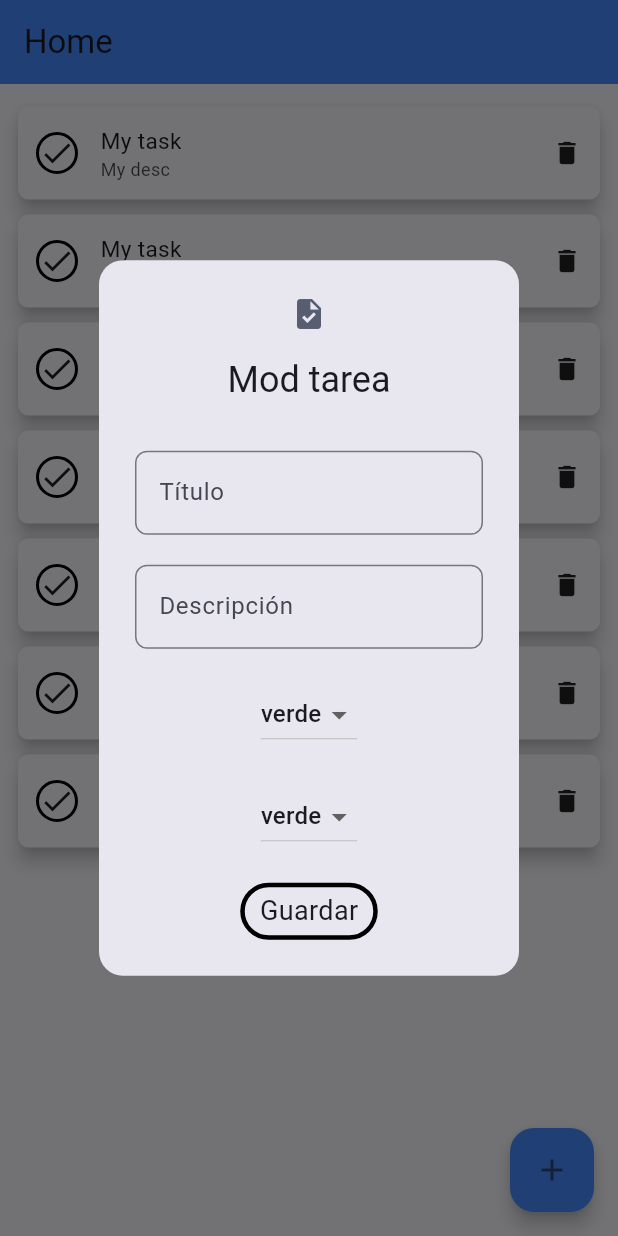
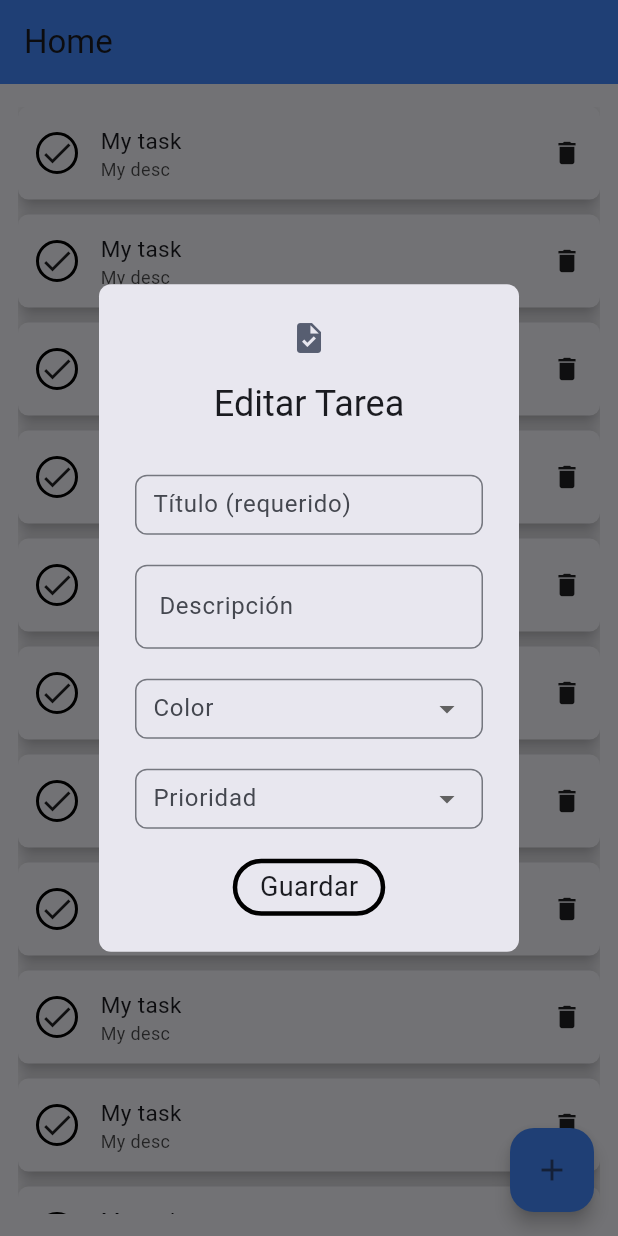
Before and after one commit to carlosparra1998/taller-flutter-29-mayo-front-UI-SKELETON, a Flutter app: the screen it shows after launch, after a tap on "Inicio", after a tap on "My task", on a phone screen of 412 x 824 dp. Run offline on Flutter 3.47's test engine with Material 3 defaults, Android fonts, the phone set to English and light mode, and no system bars.

Commit message:
UI finish

```diff
--- a/lib/app/reutilizables/my_button.dart
+++ b/lib/app/reutilizables/my_button.dart
@@ -4,7 +4,8 @@ class MyButton extends StatelessWidget {
   final String? label;
   final Function? onPressed;
   final bool containsBorder;
-  const MyButton({super.key, this.label, this.onPressed, this.containsBorder= true});
+  const MyButton(
+      {super.key, this.label, this.onPressed, this.containsBorder = true});
 
   @override
   Widget build(BuildContext context) {
@@ -13,11 +14,18 @@ class MyButton extends StatelessWidget {
       child: Container(
         decoration: BoxDecoration(
           borderRadius: containsBorder ? BorderRadius.circular(20) : null,
-          border: containsBorder ? Border.all(color: Colors.black, width: 3) : null,
+          border:
+              containsBorder ? Border.all(color: Colors.black, width: 3) : null,
         ),
         child: Padding(
-          padding: const EdgeInsets.symmetric(vertical: 3, horizontal: 10),
-          child: Text(label ?? '', style: TextStyle(fontSize: 18),),
+          padding: const EdgeInsets.symmetric(vertical: 3, horizontal: 15),
+          child: Text(
+            label ?? '',
+            style: TextStyle(
+              fontSize: 18,
+              decoration: containsBorder ? null : TextDecoration.underline,
+            ),
+          ),
         ),
       ),
     );
--- a/lib/app/reutilizables/my_dropdown.dart
+++ b/lib/app/reutilizables/my_dropdown.dart
@@ -1,11 +1,15 @@
 import 'package:flutter/material.dart';
 
 class MyDropdown extends StatelessWidget {
+  bool smallMode;
+  final String? labelText;
   List<String> items;
   String? value;
   Function(String?) onChanged;
   MyDropdown({
     super.key,
+    this.labelText,
+    this.smallMode = false,
     required this.items,
     required this.value,
     required this.onChanged,
@@ -13,7 +17,16 @@ class MyDropdown extends StatelessWidget {
 
   @override
   Widget build(BuildContext context) {
-    return DropdownButton<String>(
+    return DropdownButtonFormField<String>(
+      borderRadius: BorderRadius.circular(8),
+      decoration: InputDecoration(
+        labelText: labelText,
+        border: const OutlineInputBorder(
+          borderRadius: BorderRadius.all(Radius.circular(8.0)),
+        ),
+        isDense: smallMode,
+        contentPadding: smallMode ? const EdgeInsets.all(8) : null,
+      ),
       items: items
           .map(
             (item) => DropdownMenuItem<String>(
--- a/lib/app/reutilizables/my_task.dart
+++ b/lib/app/reutilizables/my_task.dart
@@ -1,5 +1,5 @@
 import 'package:flutter/material.dart';
-import 'package:taller_29_mayo_front/app/view/home/dialogs/mod_task.dart';
+import 'package:taller_29_mayo_front/app/view/home/dialogs/config_task.dart';
 
 class MyTask extends StatelessWidget {
   const MyTask({super.key});
@@ -8,7 +8,7 @@ class MyTask extends StatelessWidget {
   Widget build(BuildContext context) {
     return GestureDetector(
       onTap: () {
-        modTaskDialog(context);
+          configTaskDialog(context, true);
       },
       child: Material(
         elevation: 5.0,
@@ -63,6 +63,6 @@ class MyTask extends StatelessWidget {
   }
 
   Widget deleteButton() {
-    return Icon(Icons.delete, size: 20);
+    return const Icon(Icons.delete, size: 20);
   }
 }
--- a/lib/app/reutilizables/my_text_field.dart
+++ b/lib/app/reutilizables/my_text_field.dart
@@ -1,19 +1,30 @@
 import 'package:flutter/material.dart';
 
 class MyTextField extends StatelessWidget {
+  final bool smallMode;
+  final bool passwordMode;
   final String? labelText;
   final TextEditingController? controller;
-  const MyTextField({super.key, this.labelText, this.controller});
+  const MyTextField({
+    super.key,
+    this.labelText,
+    this.controller,
+    this.smallMode = false,
+    this.passwordMode = false,
+  });
 
   @override
   Widget build(BuildContext context) {
     return TextField(
       controller: controller,
+      obscureText: passwordMode,
       decoration: InputDecoration(
         labelText: labelText,
         border: const OutlineInputBorder(
           borderRadius: BorderRadius.all(Radius.circular(8.0)),
         ),
+        isDense: smallMode,
+        contentPadding: smallMode ? const EdgeInsets.all(8) : null,
       ),
     );
   }
--- a/lib/app/view/home/dialogs/add_task.dart
+++ b/lib/app/view/home/dialogs/config_task.dart
@@ -3,37 +3,46 @@ import 'package:taller_29_mayo_front/app/reutilizables/my_button.dart';
 import 'package:taller_29_mayo_front/app/reutilizables/my_dropdown.dart';
 import 'package:taller_29_mayo_front/app/reutilizables/my_text_field.dart';
 
-Future<String?> addTaskDialog(BuildContext context) async {
+Future<String?> configTaskDialog(BuildContext context, bool editMode) async {
   return showDialog(
       context: context,
       builder: (context) {
         return StatefulBuilder(
           builder: (context, setState) {
             return AlertDialog(
-              icon: Icon(Icons.task),
-              title: Text('Añadir tarea'),
+              icon: const Icon(Icons.task),
+              title: Text(editMode ? 'Editar Tarea' : 'Añadir Tarea'),
               shape: const RoundedRectangleBorder(
-                borderRadius: BorderRadius.all(Radius.circular(16.0)),
+                borderRadius: BorderRadius.all(Radius.circular(8.0)),
               ),
               content: SingleChildScrollView(
                 child: Column(
                   mainAxisSize: MainAxisSize.min,
                   children: <Widget>[
                     const SizedBox(height: 15.0),
-                    MyTextField(labelText: 'Título'),
+                    MyTextField(
+                      labelText: 'Título (requerido)',
+                      smallMode: true,
+                    ),
                     const SizedBox(height: 20),
                     MyTextField(labelText: 'Descripción'),
-                    SizedBox(height: 20),
+                    const SizedBox(height: 20),
                     MyDropdown(
-                        items: ["azul", "verde", "null"],
-                        value: "verde",
-                        onChanged: (v) {}),
-                    SizedBox(height: 20),
+                      labelText: 'Color',
+                      items: ["Azul", "Verde", "Rojo"],
+                      value: null,
+                      onChanged: (v) {},
+                      smallMode: true,
+                    ),
+                    const SizedBox(height: 20),
                     MyDropdown(
-                        items: ["azul", "verde", "null"],
-                        value: "verde",
-                        onChanged: (v) {}),
-                    SizedBox(height: 20),
+                      labelText: 'Prioridad',
+                      items: ["Baja", "Media", "Alta"],
+                      value: null,
+                      onChanged: (v) {},
+                      smallMode: true,
+                    ),
+                    const SizedBox(height: 20),
                     MyButton(label: 'Guardar')
                   ],
                 ),
--- a/lib/app/view/home/dialogs/mod_task.dart
+++ /dev/null
@@ -1,45 +0,0 @@
-import 'package:flutter/material.dart';
-import 'package:taller_29_mayo_front/app/reutilizables/my_button.dart';
-import 'package:taller_29_mayo_front/app/reutilizables/my_dropdown.dart';
-import 'package:taller_29_mayo_front/app/reutilizables/my_text_field.dart';
-
-Future<String?> modTaskDialog(BuildContext context) async {
-  return showDialog(
-      context: context,
-      builder: (context) {
-        return StatefulBuilder(
-          builder: (context, setState) {
-            return AlertDialog(
-              icon: Icon(Icons.task),
-              title: Text('Mod tarea'),
-              shape: const RoundedRectangleBorder(
-                borderRadius: BorderRadius.all(Radius.circular(16.0)),
-              ),
-              content: SingleChildScrollView(
-                child: Column(
-                  mainAxisSize: MainAxisSize.min,
-                  children: <Widget>[
-                    const SizedBox(height: 15.0),
-                    MyTextField(labelText: 'Título'),
-                    const SizedBox(height: 20),
-                    MyTextField(labelText: 'Descripción'),
-                    SizedBox(height: 20),
-                    MyDropdown(
-                        items: ["azul", "verde", "null"],
-                        value: "verde",
-                        onChanged: (v) {}),
-                    SizedBox(height: 20),
-                    MyDropdown(
-                        items: ["azul", "verde", "null"],
-                        value: "verde",
-                        onChanged: (v) {}),
-                    SizedBox(height: 20),
-                    MyButton(label: 'Guardar')
-                  ],
-                ),
-              ),
-            );
-          },
-        );
-      });
-}
--- a/lib/app/view/home/home_view.dart
+++ b/lib/app/view/home/home_view.dart
@@ -1,7 +1,7 @@
 import 'package:flutter/material.dart';
 import 'package:taller_29_mayo_front/app/reutilizables/my_task.dart';
 
-import 'dialogs/add_task.dart';
+import 'dialogs/config_task.dart';
 
 class HomeView extends StatefulWidget {
   const HomeView({super.key});
@@ -14,21 +14,18 @@ class _HomeViewState extends State<HomeView> {
   @override
   Widget build(BuildContext context) {
     return Scaffold(
-      resizeToAvoidBottomInset: true,
+      resizeToAvoidBottomInset: false,
       appBar: AppBar(
         backgroundColor: Colors.blueAccent,
         automaticallyImplyLeading: false,
-        title: Text('Home'),
+        title: const Text('Home'),
       ),
-      body: Container(
-        child: Column(
-          children: [
-            Padding(
+      body: Padding(
         padding: const EdgeInsets.symmetric(vertical: 15, horizontal: 12),
         child: SingleChildScrollView(
           child: Column(
             children: List.generate(
-                    7,
+              14,
               (index) => Padding(
                 padding: const EdgeInsets.only(bottom: 10),
                 child: MyTask(),
@@ -37,22 +34,19 @@ class _HomeViewState extends State<HomeView> {
           ),
         ),
       ),
-          ],
-        ),
-      ),
       floatingActionButton: FloatingActionButton(
-        child: Icon(Icons.add),
         elevation: 5,
         onPressed: () {
-          addTaskDialog(context);
+          configTaskDialog(context, false);
         },
         backgroundColor: Colors.blueAccent,
+        child: const Icon(Icons.add),
       ),
     );
   }
 
   Widget emptyMessage() {
-    return Text(
+    return const Text(
       'Para crear una tarea, presiona el botón flotante',
       style: TextStyle(fontSize: 20),
     );
--- a/lib/app/view/login/login_view.dart
+++ b/lib/app/view/login/login_view.dart
@@ -15,10 +15,10 @@ class _LoginViewState extends State<LoginView> {
   @override
   Widget build(BuildContext context) {
     return Scaffold(
-      resizeToAvoidBottomInset: true,
+      resizeToAvoidBottomInset: false,
       appBar: AppBar(
         backgroundColor: Colors.blueAccent,
-        title: Text('Login'),
+        title: const Text('Login'),
       ),
       body: Padding(
         padding: const EdgeInsets.symmetric(horizontal: 7.0),
@@ -26,31 +26,36 @@ class _LoginViewState extends State<LoginView> {
           child: Column(
             mainAxisAlignment: MainAxisAlignment.center,
             children: <Widget>[
-              Text(
-                'Bienvenido a nuestro gran servicio!',
+              const Text(
+                'Bienvenido a My TODO App!',
                 style: TextStyle(fontSize: 20),
               ),
-              SizedBox(height: 40),
+              const SizedBox(height: 40),
               MyTextField(labelText: 'Usuario'),
-              SizedBox(height: 20),
-              MyTextField(labelText: 'Contraseña'),
-              SizedBox(height: 30),
+              const SizedBox(height: 20),
+              MyTextField(
+                labelText: 'Contraseña',
+                passwordMode: true,
+              ),
+              const SizedBox(height: 30),
               MyButton(
                 label: 'Inicio',
                 onPressed: () {
                   Navigator.of(context).pushAndRemoveUntil(
-                      MaterialPageRoute(builder: (context) => HomeView()),
-                      (Route<dynamic> route) => false);
+                    MaterialPageRoute(builder: (context) => HomeView()),
+                    (Route<dynamic> route) => false,
+                  );
                 },
               ),
-              SizedBox(height: 20),
+              const SizedBox(height: 20),
               MyButton(
                 label: 'No tienes cuenta, regístrate',
                 containsBorder: false,
                 onPressed: () {
                   Navigator.of(context).push(
                     MaterialPageRoute(
-                        builder: (context) => const RegisterView()),
+                      builder: (context) => const RegisterView(),
+                    ),
                   );
                 },
               ),
--- a/lib/app/view/register/register_view.dart
+++ b/lib/app/view/register/register_view.dart
@@ -13,10 +13,10 @@ class _RegisterViewState extends State<RegisterView> {
   @override
   Widget build(BuildContext context) {
     return Scaffold(
-      resizeToAvoidBottomInset: true,
+      resizeToAvoidBottomInset: false,
       appBar: AppBar(
         backgroundColor: Colors.blueAccent,
-        title: Text('Registro'),
+        title: const Text('Registro'),
       ),
       body: Padding(
         padding: const EdgeInsets.symmetric(horizontal: 7.0),
@@ -24,14 +24,24 @@ class _RegisterViewState extends State<RegisterView> {
           child: Column(
             mainAxisAlignment: MainAxisAlignment.center,
             children: <Widget>[
-              Text('Únete a nuestro gran servicio', style: TextStyle(fontSize: 20)),
-              SizedBox(height: 40),
+              const Text(
+                'Únete a nuestro gran servicio para gestionar tus tareas',
+                style: TextStyle(fontSize: 20),
+                textAlign: TextAlign.center,
+              ),
+              const SizedBox(height: 40),
               MyTextField(labelText: 'Usuario'),
-              SizedBox(height: 20),
-              MyTextField(labelText: 'Contraseña'),
-              SizedBox(height: 20),
-              MyTextField(labelText: 'Repite la contraseña'),
-              SizedBox(height: 30),
+              const SizedBox(height: 20),
+              MyTextField(
+                labelText: 'Contraseña',
+                passwordMode: true,
+              ),
+              const SizedBox(height: 20),
+              MyTextField(
+                labelText: 'Repite la contraseña',
+                passwordMode: true,
+              ),
+              const SizedBox(height: 30),
               MyButton(label: 'Registro'),
             ],
           ),
```
Lines whose indentation alone changed are shown as unchanged.
